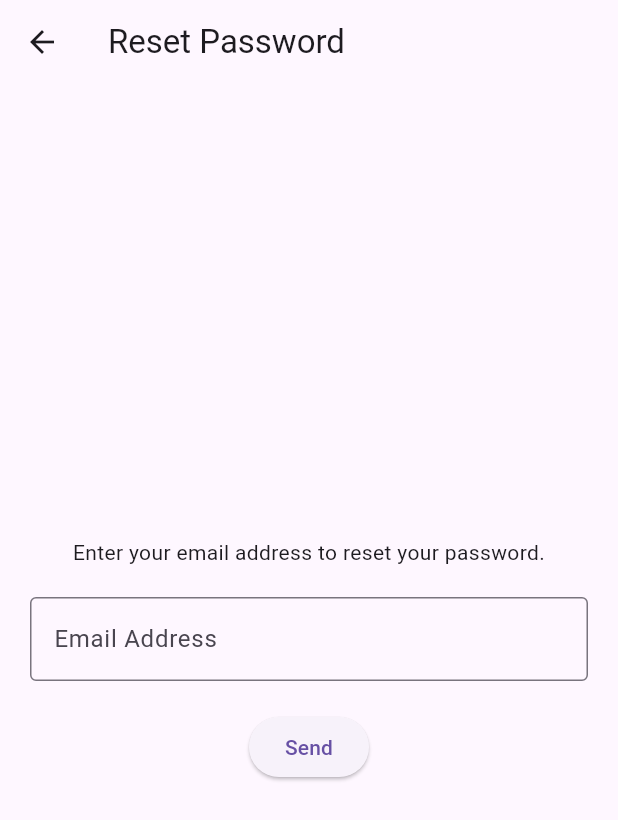
After one commit to IdyllicDawn/GameOn-Mobile, a Flutter app: the screen it shows after launch, after a tap on "Forgot Password?", on a phone screen of 412 x 824 dp. The commit adds this screen. Shown: the top 820 px of the screen. Run offline on Flutter 3.47's test engine with Material 3 defaults, Android fonts, the phone set to English and light mode, and no system bars; our stand-ins replace carousel_slider, webview_flutter; missing offline and left inert: giffy_dialog; network calls fail.

Commit message:
Add Password Reset Page

```diff
--- a/lib/login_page.dart
+++ b/lib/login_page.dart
@@ -1,4 +1,5 @@
 import 'dart:convert';
+import 'package:GameOn/resetpass_page.dart';
 import 'package:flutter/material.dart';
 import 'package:http/http.dart' as http;
 import 'main_page.dart';
@@ -151,7 +152,24 @@ class _LoginPageState extends State<LoginPage> {
                   ),
                 ],
               ),
-              const SizedBox(height: 30),
+              Row(
+                mainAxisAlignment: MainAxisAlignment.center,
+                children: [
+                  TextButton(
+                    onPressed: () {
+                      Navigator.push(
+                        context,
+                        MaterialPageRoute(
+                            builder: (context) => ResetPasswordPage()),
+                      );
+                    },
+                    child: const Text(
+                      "Forgot Password?",
+                      style: TextStyle(color: Colors.blue),
+                    ),
+                  ),
+                ],
+              ),
               Row(
                 mainAxisAlignment: MainAxisAlignment.center,
                 children: [
--- /dev/null
+++ b/lib/resetpass_page.dart
@@ -0,0 +1,123 @@
+import 'package:flutter/material.dart';
+import 'dart:convert';
+import 'package:http/http.dart' as http;
+
+
+class ResetPasswordPage extends StatefulWidget {
+  @override
+  _ResetPasswordPageState createState() => _ResetPasswordPageState();
+}
+
+class _ResetPasswordPageState extends State<ResetPasswordPage> {
+  String? _error;
+  bool _hasError = false;
+ TextEditingController controlField = TextEditingController();
+
+  Future<void> _checkEmailValidity(String email) async {
+    final url = Uri.parse('https://group8large-57cfa8808431.herokuapp.com/api/email');
+    final response = await http.post(
+      url,
+      body: jsonEncode({'email': email}),
+      headers: {'Content-Type': 'application/json'},
+    );
+
+    if (response.statusCode == 200) {
+      final data = jsonDecode(response.body);
+      final emailExists = data['error'];
+
+      if (emailExists == "") {
+        // send the password reset email
+        sendEmail(email);
+        setState(() {
+          _error = '';
+          _hasError = false;
+        });
+      } else {
+        // email does not exist in the database
+        setState(() {
+          _error = 'Email does not exist in the database.';
+          _hasError = true;
+        });
+      }
+    } else {
+      // error response from the API
+      setState(() {
+        _error = 'Error checking email validity. Please try again.';
+        _hasError = true;
+      });
+    }
+  }
+
+  void sendEmail(emailR) async {
+  const message = 'Hello,\t\tPlease click the link below to reset your password:\t';
+  const serviceId = 'service_lp2038n';
+  const templateId = 'template_sxd4kie';
+  const publicKey = 'eUOYcmbkqPktXlIjF';
+  final url = Uri.parse('https://api.emailjs.com/api/v1.0/email/send');
+
+  final response = await http.post(url,
+  headers: {
+    'origin' : 'http://localhost',
+    'Content-Type' : 'application/json',
+    'Authorization' : 'Bearer $publicKey'
+  },
+  body: json.encode({
+    'service_id' : serviceId,
+    'template_id' : templateId,
+    'user_id' : publicKey,
+    'template_params' : {
+      'user_subject' : 'GameOn Password Reset',
+      'user_email' : emailR,
+      'message' : message
+    }
+  })
+  );
+}
+
+  @override
+  Widget build(BuildContext context) {
+    return Scaffold(
+      appBar: AppBar(
+        title: const Text('Reset Password'),
+      ),
+      body: Center(
+        child: Column(
+          mainAxisAlignment: MainAxisAlignment.center,
+          children: [
+            const Text(
+              'Enter your email address to reset your password.',
+              textAlign: TextAlign.center,
+            ),
+            if (_error != null && _hasError)
+            SizedBox(
+              height: 20,
+              child: Text(
+                _error!,
+                style: const TextStyle(color: Colors.red),
+              ),
+            ),
+
+            const SizedBox(height: 20),
+            Padding(
+              padding: const EdgeInsets.symmetric(horizontal: 20),
+              child: TextField(
+                controller: controlField,
+                decoration: const InputDecoration(
+                  labelText: 'Email Address',
+                  border: OutlineInputBorder(),
+                ),
+              ),
+            ),
+            const SizedBox(height: 20),
+            ElevatedButton(
+              onPressed: () {
+                _checkEmailValidity(controlField.text);
+              },
+              child: const Text('Send'),
+            ),
+          ],
+        ),
+      ),
+    );
+  }
+}
--- a/pubspec.yaml
+++ b/pubspec.yaml
@@ -31,7 +31,8 @@ dependencies:
   flutter:
     sdk: flutter
 
-
+  rive: ^0.13.1
+  mailer: ^5.0.0
   # The following adds the Cupertino Icons font to your application.
   # Use with the CupertinoIcons class for iOS style icons.
   cupertino_icons: ^1.0.6
```
Also changed, not shown: pubspec.lock.
